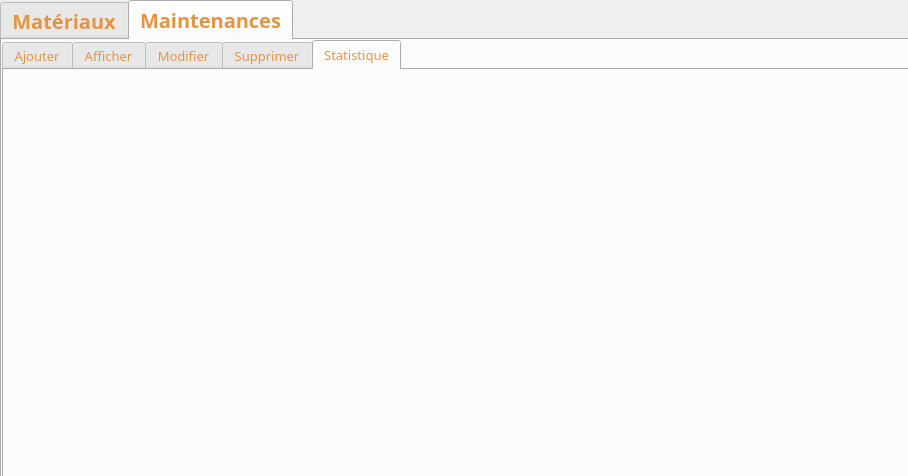
Above: Gestion des matériaux et maintenances/gestion_materiaux_maintenances.ui from marwa-ayari/Projet-C- before the change. Below: the same form after it.
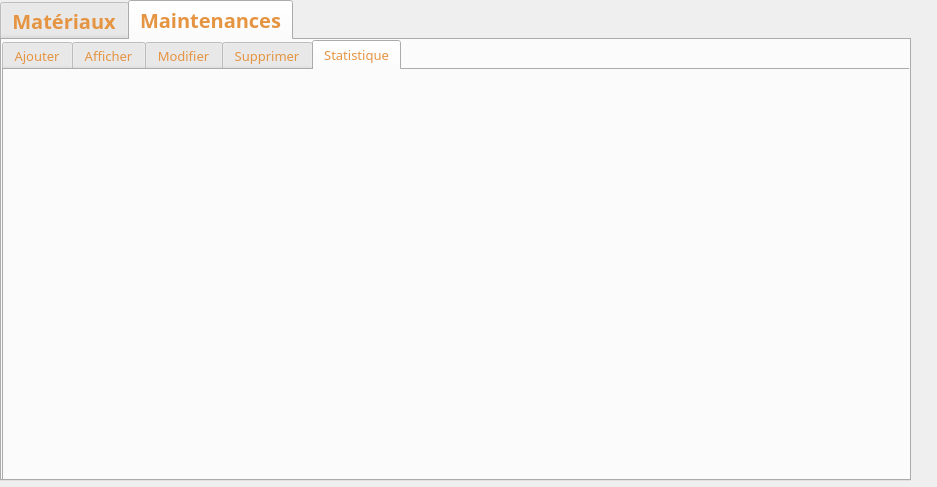
That is the form after the change. Icons and pictures are not drawn.

```diff
--- a/Gestion des matériaux et maintenances/gestion_materiaux_maintenances.ui
+++ b/Gestion des matériaux et maintenances/gestion_materiaux_maintenances.ui
@@ -6,8 +6,8 @@
    <rect>
     <x>0</x>
     <y>0</y>
-    <width>908</width>
-    <height>476</height>
+    <width>937</width>
+    <height>487</height>
    </rect>
   </property>
   <property name="windowTitle">
```
Left out of the diff: 11 changed lines with no effect on the pictures.
